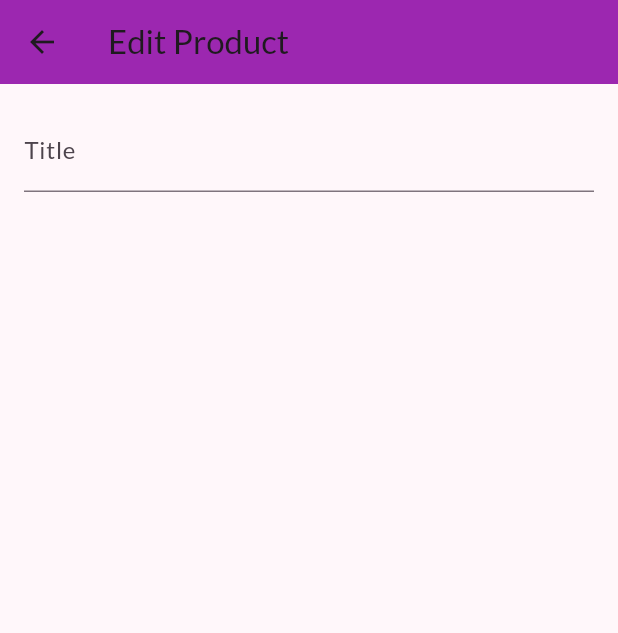
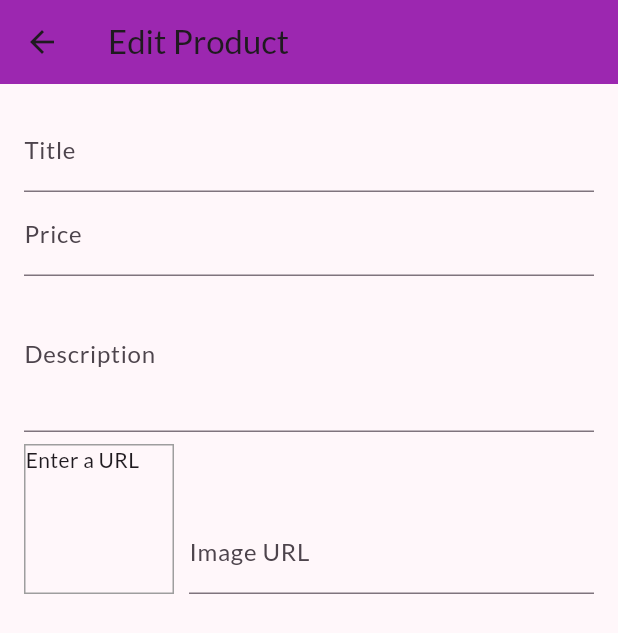
Before and after one commit to Yahya-hossaini/My-Shop, a Flutter app: the EditProductScreen screen opened by its route, on a phone screen of 412 x 824 dp. Shown: the top 633 px of the screen. Run offline on Flutter 3.47's test engine with Material 3 defaults, Android fonts, the phone set to English and light mode, and no system bars; network calls fail.

Commit message:
Update edit_product_screen.dart
Adding image input and image preview:

Adding controller to control the image URL.
Using focus node for it to show the preview when focus go from the input field.

```diff
--- a/lib/screens/edit_product_screen.dart
+++ b/lib/screens/edit_product_screen.dart
@@ -10,10 +10,39 @@ class EditProductScreen extends StatefulWidget {
 }
 
 class _EditProductScreenState extends State<EditProductScreen> {
+  final _priceFocusNode = FocusNode();
+  final _descriptionFocusNode = FocusNode();
+  final _imageUrlController = TextEditingController();
+  final _imageUrlFocusNode = FocusNode();
+
+  @override
+  void initState() {
+    _imageUrlFocusNode.addListener(_upDadeImageUrl);
+    super.initState();
+  }
+
+  @override
+  void dispose() {
+    _imageUrlFocusNode.removeListener(_upDadeImageUrl);
+    _priceFocusNode.dispose();
+    _descriptionFocusNode.dispose();
+    _imageUrlController.dispose();
+    _descriptionFocusNode.dispose();
+    super.dispose();
+  }
+
+  void _upDadeImageUrl(){
+    if (!_imageUrlFocusNode.hasFocus){
+      setState(() {});
+    }
+  }
+
   @override
   Widget build(BuildContext context) {
     return Scaffold(
-      appBar: AppBar(title: Text('Edit Product'),),
+      appBar: AppBar(
+        title: Text('Edit Product'),
+      ),
       body: Padding(
         padding: const EdgeInsets.all(16.0),
         child: Form(
@@ -22,6 +51,65 @@ class _EditProductScreenState extends State<EditProductScreen> {
               TextFormField(
                 decoration: InputDecoration(labelText: 'Title'),
                 textInputAction: TextInputAction.next,
+                onFieldSubmitted: (_) {
+                  FocusScope.of(context).requestFocus(_priceFocusNode);
+                },
+              ),
+              TextFormField(
+                decoration: InputDecoration(labelText: 'Price'),
+                textInputAction: TextInputAction.next,
+                keyboardType: TextInputType.number,
+                focusNode: _priceFocusNode,
+                onFieldSubmitted: (_) {
+                  FocusScope.of(context).requestFocus(_descriptionFocusNode);
+                },
+              ),
+              TextFormField(
+                decoration: InputDecoration(labelText: 'Description'),
+                maxLines: 3,
+                keyboardType: TextInputType.multiline,
+                focusNode: _descriptionFocusNode,
+              ),
+              Row(
+                crossAxisAlignment: CrossAxisAlignment.end,
+                children: <Widget>[
+                  Container(
+                    width: 100,
+                    height: 100,
+                    margin: EdgeInsets.only(
+                      right: 10,
+                      top: 8,
+                    ),
+                    decoration: BoxDecoration(
+                      border: Border.all(
+                        width: 1,
+                        color: Colors.grey,
+                      ),
+                    ),
+                    child: _imageUrlController.text.isEmpty
+                        ? Text('Enter a URL')
+                        : FittedBox(
+                            child: Image.network(
+                              _imageUrlController.text,
+                              fit: BoxFit.cover,
+                            ),
+                          ),
+                  ),
+                  Expanded(
+                    child: TextFormField(
+                      decoration: InputDecoration(
+                        labelText: 'Image URL',
+                      ),
+                      keyboardType: TextInputType.url,
+                      textInputAction: TextInputAction.done,
+                      controller: _imageUrlController,
+                      onEditingComplete: (){
+                        setState(() {});
+                      },
+                      focusNode: _imageUrlFocusNode,
+                    ),
+                  ),
+                ],
               ),
             ],
           ),
```
